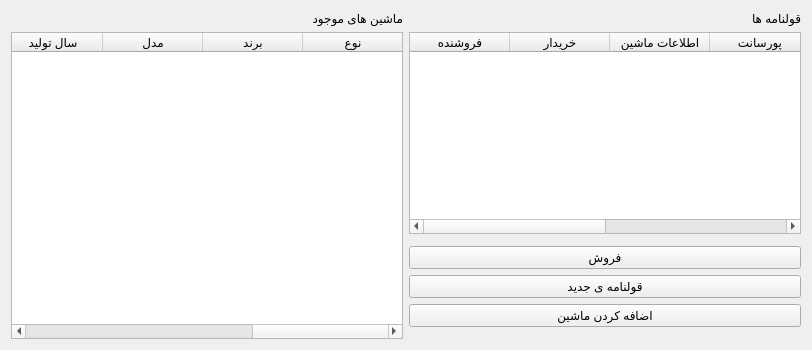
Old version of the form CarExhibitionManagement/Page_Cars.ui in the repository behruzsayyadi/AP98Project.
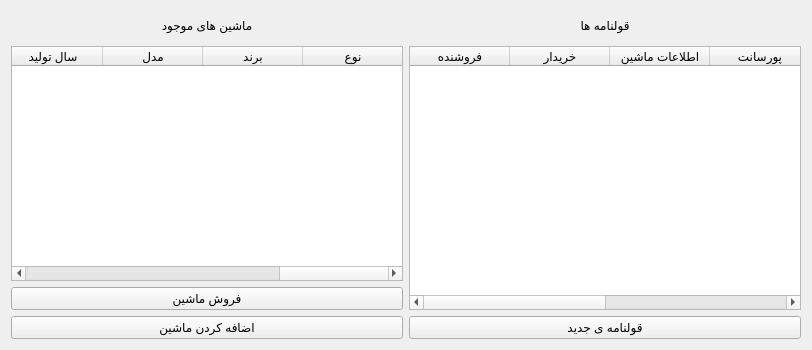
New version of the form.

What changed in the file:
```diff
--- a/CarExhibitionManagement/Page_Cars.ui
+++ b/CarExhibitionManagement/Page_Cars.ui
@@ -14,77 +14,13 @@
    <string>Form</string>
   </property>
   <layout class="QGridLayout" name="gridLayout">
-   <item row="0" column="0">
-    <widget class="QLabel" name="label_Cars">
-     <property name="text">
-      <string>ماشین های موجود</string>
-     </property>
-     <property name="buddy">
-      <cstring>tableWidget_Cars</cstring>
-     </property>
-    </widget>
-   </item>
-   <item row="3" column="2">
-    <widget class="QPushButton" name="pushButton">
-     <property name="text">
-      <string>فروش</string>
-     </property>
-    </widget>
-   </item>
-   <item row="1" column="2">
-    <widget class="QTableWidget" name="tableWidget_Memorandums">
-     <property name="selectionMode">
-      <enum>QAbstractItemView::SingleSelection</enum>
-     </property>
-     <property name="selectionBehavior">
-      <enum>QAbstractItemView::SelectRows</enum>
-     </property>
-     <column>
-      <property name="text">
-       <string>فروشنده</string>
-      </property>
-     </column>
-     <column>
-      <property name="text">
-       <string>خریدار</string>
-      </property>
-     </column>
-     <column>
-      <property name="text">
-       <string>اطلاعات ماشین</string>
-      </property>
-     </column>
-     <column>
-      <property name="text">
-       <string>پورسانت</string>
-      </property>
-     </column>
-     <column>
-      <property name="text">
-       <string>زمان</string>
-      </property>
-     </column>
-     <column>
-      <property name="text">
-       <string>شماره سند</string>
-      </property>
-     </column>
-    </widget>
-   </item>
-   <item row="5" column="2">
+   <item row="9" column="0">
     <widget class="QPushButton" name="pushButton_AddCar">
      <property name="text">
       <string>اضافه کردن ماشین</string>
      </property>
     </widget>
    </item>
-   <item row="4" column="2">
-    <widget class="QPushButton" name="pushButton_NewMemorandum">
-     <property name="text">
-      <string>قولنامه ی جدید</string>
-     </property>
-    </widget>
-   </item>
    <item row="1" column="0" rowspan="7">
     <widget class="QTableWidget" name="tableWidget_Cars">
      <property name="layoutDirection">
@@ -134,6 +70,16 @@
        <string>قیمت</string>
       </property>
      </column>
+     <column>
+      <property name="text">
+       <string>شماره شاسی</string>
+      </property>
+     </column>
+     <column>
+      <property name="text">
+       <string>شماره سند</string>
+      </property>
+     </column>
      <column>
       <property name="text">
        <string>وضعیت</string>
@@ -141,16 +87,89 @@
      </column>
     </widget>
    </item>
+   <item row="9" column="2">
+    <widget class="QPushButton" name="pushButton_NewMemorandum">
+     <property name="text">
+      <string>قولنامه ی جدید</string>
+     </property>
+    </widget>
+   </item>
    <item row="0" column="2">
     <widget class="QLabel" name="label_Memorandums">
      <property name="text">
       <string>قولنامه ها</string>
      </property>
+     <property name="alignment">
+      <set>Qt::AlignCenter</set>
+     </property>
      <property name="buddy">
       <cstring>tableWidget_Memorandums</cstring>
      </property>
     </widget>
    </item>
+   <item row="0" column="0">
+    <widget class="QLabel" name="label_Cars">
+     <property name="text">
+      <string>ماشین های موجود</string>
+     </property>
+     <property name="alignment">
+      <set>Qt::AlignCenter</set>
+     </property>
+     <property name="buddy">
+      <cstring>tableWidget_Cars</cstring>
+     </property>
+    </widget>
+   </item>
+   <item row="8" column="0">
+    <widget class="QPushButton" name="pushButton_sellCar">
+     <property name="text">
+      <string>فروش ماشین</string>
+     </property>
+    </widget>
+   </item>
+   <item row="1" column="2" rowspan="8">
+    <widget class="QTableWidget" name="tableWidget_Memorandums">
+     <property name="editTriggers">
+      <set>QAbstractItemView::NoEditTriggers</set>
+     </property>
+     <property name="selectionMode">
+      <enum>QAbstractItemView::SingleSelection</enum>
+     </property>
+     <property name="selectionBehavior">
+      <enum>QAbstractItemView::SelectRows</enum>
+     </property>
+     <column>
+      <property name="text">
+       <string>فروشنده</string>
+      </property>
+     </column>
+     <column>
+      <property name="text">
+       <string>خریدار</string>
+      </property>
+     </column>
+     <column>
+      <property name="text">
+       <string>اطلاعات ماشین</string>
+      </property>
+     </column>
+     <column>
+      <property name="text">
+       <string>پورسانت</string>
+      </property>
+     </column>
+     <column>
+      <property name="text">
+       <string>زمان</string>
+      </property>
+     </column>
+     <column>
+      <property name="text">
+       <string>شماره سند</string>
+      </property>
+     </column>
+    </widget>
+   </item>
   </layout>
  </widget>
  <resources/>
```
Left out of the diff: 42 changed lines with no effect on the pictures.
